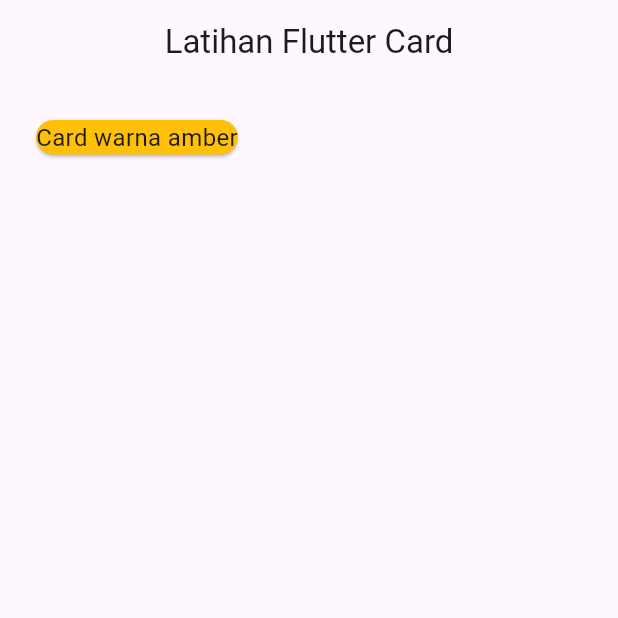
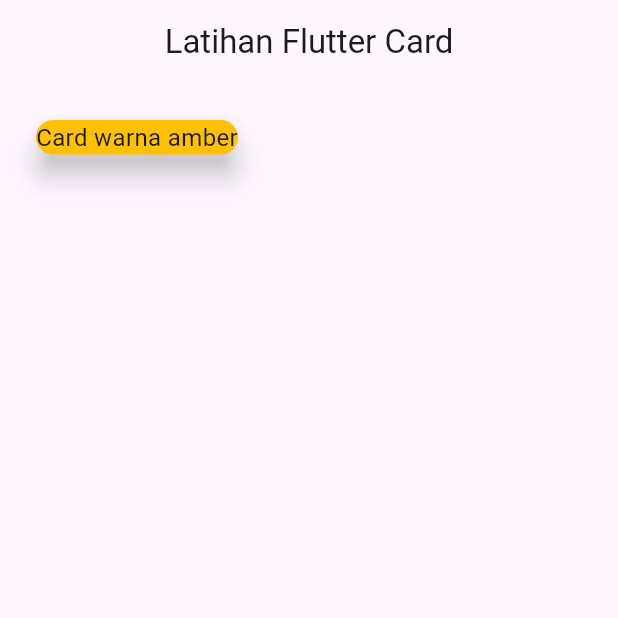
Before and after one commit to AbdillahFajar/belajar_card_flutter, a Flutter app: the screen it shows after launch, on a phone screen of 412 x 824 dp, the top half of it. Run offline on Flutter 3.47's test engine with Material 3 defaults, Android fonts, the phone set to English and light mode, and no system bars.

Commit message:
bikin efek bayangan (elevation) di card-nya

```diff
--- a/lib/pages/card_page_1.dart
+++ b/lib/pages/card_page_1.dart
@@ -18,12 +18,13 @@ class CardPage1 extends StatelessWidget {
                   children: [
                     Card(
                       color: Colors.amber,
+                      elevation: 8, //bikin efek bayangan di card-nya
                       child: Text(
                         "Card warna amber",
                         style: TextStyle(
                           fontSize: 16.0
-                        )
-                      )
+                        ),
+                      ),
                     )
                   ],
                 ),
```
